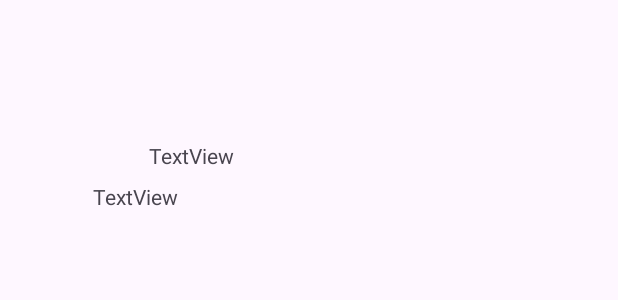
After one commit to matheusgomes2020/Filmes_API, an Android app: the layout fragment_episode.xml on its own in the app's theme, with its tools: preview values and no code run, on a phone screen of 412 x 824 dp. The commit adds this screen. Shown: the top 300 px of the screen. Run offline under Robolectric (Android 15) with nearby library versions, the phone set to English and light mode, and no system bars; Roboto replaces fonts that are not available here.

Commit message:
Fragment de detalhes de episódios.

```diff
--- a/app/src/main/java/com/example/filmes/model/Episode.kt
+++ b/app/src/main/java/com/example/filmes/model/Episode.kt
@@ -14,5 +14,6 @@ data class Episode(
     val show_id: Int,
     val still_path: Any,
     val vote_average: Int,
-    val vote_count: Int
+    val vote_count: Int,
+    val images: List<Still>
 )
--- /dev/null
+++ b/app/src/main/java/com/example/filmes/model/SerieImage.kt
@@ -0,0 +1,5 @@
+package com.example.filmes.model
+
+data class SerieImage(
+    val stills: List<Still>
+)
--- a/app/src/main/java/com/example/filmes/network/SeriesApi.kt
+++ b/app/src/main/java/com/example/filmes/network/SeriesApi.kt
@@ -1,7 +1,9 @@
 package com.example.filmes.network
 
+import com.example.filmes.di.Episode2
 import com.example.filmes.model.Season
 import com.example.filmes.model.Cast
+import com.example.filmes.model.Episode
 import com.example.filmes.model.Serie
 import com.example.filmes.model.Series
 import com.example.filmes.utils.Constants
@@ -42,6 +44,9 @@ interface SeriesApi {
     @GET("tv/{series_id}/aggregate_credits?language=pt-BR&api_key=" + Constants.API_KEY)
     suspend fun getCast(@Path("series_id") series_id: String ) : Cast
 
+    //https://api.themoviedb.org/3/tv/95057/season/2/episode/2?language=en-US&api_key=0f5183b12ca04341d5f0f71d8bc698b5&append_to_response=images
+    @GET("tv/{series_id}/season/{season_number}/episode/{episode_number}?language=pt-BR&api_key=" + Constants.API_KEY + "&append_to_response=images")
+    suspend fun getEpisodeInfo(@Path("series_id") series_id: String, @Path("season_number") season_number: Int, @Path("episode_number") episode_number: Int ) : Episode2
 
 
 }
--- a/app/src/main/java/com/example/filmes/ui/season/SeasonEpisodes.kt
+++ b/app/src/main/java/com/example/filmes/ui/season/SeasonEpisodes.kt
@@ -14,6 +14,7 @@ import com.example.filmes.adapter.episodes.EpisodeClickListener
 import com.example.filmes.adapter.episodes.EpisodesAdapter
 import com.example.filmes.databinding.FragmentSeasonEpisodesBinding
 import com.example.filmes.model.SeasonX
+import com.example.filmes.ui.episodes.Episode
 import com.google.android.material.bottomsheet.BottomSheetDialogFragment
 import dagger.hilt.android.AndroidEntryPoint
 import java.lang.Exception
@@ -69,7 +70,8 @@ class SeasonEpisodes(var seasonX: SeasonX?, var serieId: String) :BottomSheetDia
     }
 
     override fun clickEpisode(episode: com.example.filmes.di.Episode) {
-        Toast.makeText( context, episode.name, Toast.LENGTH_LONG).show()
+        Toast.makeText( context, episode.name + " | " + episode.season_number+ " | "+ episode.episode_number, Toast.LENGTH_LONG).show()
+        Episode(serieId,episode.season_number, episode.episode_number).show(childFragmentManager, "seasonTag")
     }
 
     override fun onCreateView(inflater: LayoutInflater, container: ViewGroup?, savedInstanceState: Bundle?): View? {
--- /dev/null
+++ b/app/src/main/res/layout/fragment_episode.xml
@@ -0,0 +1,30 @@
+<?xml version="1.0" encoding="utf-8"?>
+<androidx.constraintlayout.widget.ConstraintLayout
+    xmlns:android="http://schemas.android.com/apk/res/android"
+    xmlns:app="http://schemas.android.com/apk/res-auto"
+    android:layout_width="match_parent"
+    android:layout_height="match_parent"
+    xmlns:tools="http://schemas.android.com/tools"
+    tools:context=".ui.episodes.Episode">
+
+
+    <TextView
+        android:id="@+id/textView10"
+        android:layout_width="wrap_content"
+        android:layout_height="wrap_content"
+        android:layout_marginStart="99dp"
+        android:layout_marginTop="94dp"
+        android:text="TextView"
+        app:layout_constraintStart_toStartOf="parent"
+        app:layout_constraintTop_toTopOf="parent" />
+
+    <TextView
+        android:id="@+id/textView11"
+        android:layout_width="wrap_content"
+        android:layout_height="wrap_content"
+        android:layout_marginStart="62dp"
+        android:layout_marginTop="8dp"
+        android:text="TextView"
+        app:layout_constraintStart_toStartOf="parent"
+        app:layout_constraintTop_toBottomOf="@+id/textView10" />
+</androidx.constraintlayout.widget.ConstraintLayout>
```
Also changed, not shown: app/src/main/java/com/example/filmes/model/Still.kt (added, +11 -0 lines), app/src/main/java/com/example/filmes/repository/SeriesRepository.kt (+22 -0 lines), app/src/main/java/com/example/filmes/ui/episodes/Episode.kt (added, +54 -0 lines), app/src/main/java/com/example/filmes/ui/episodes/EpisodeViewModel.kt (added, +60 -0 lines).
